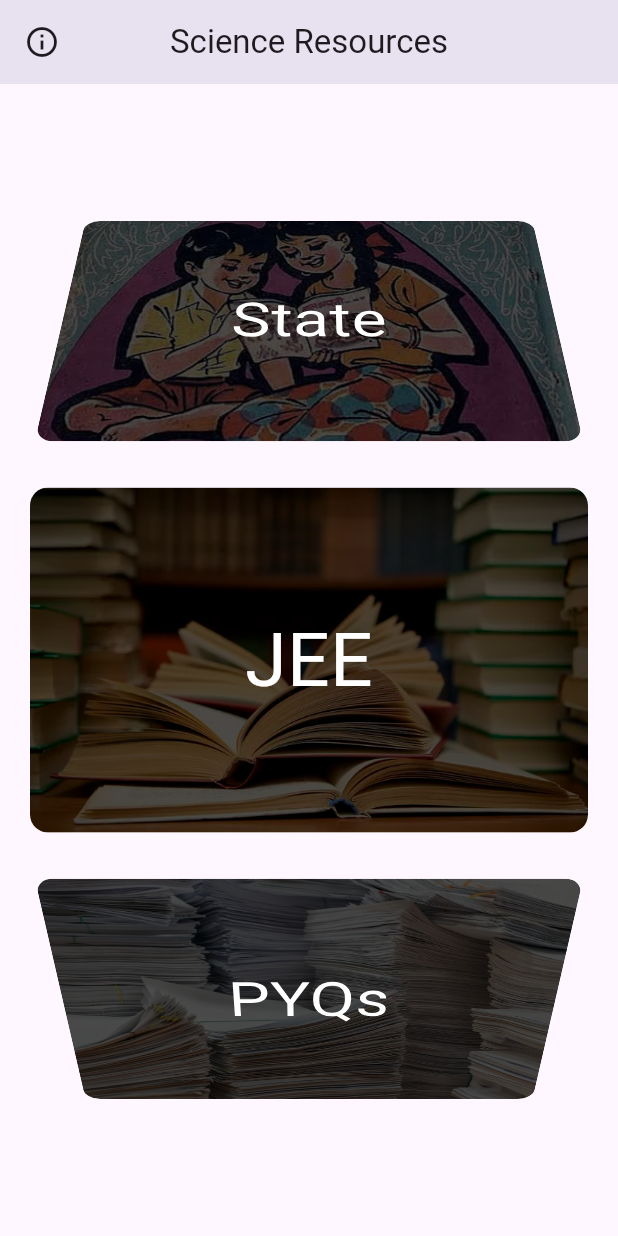
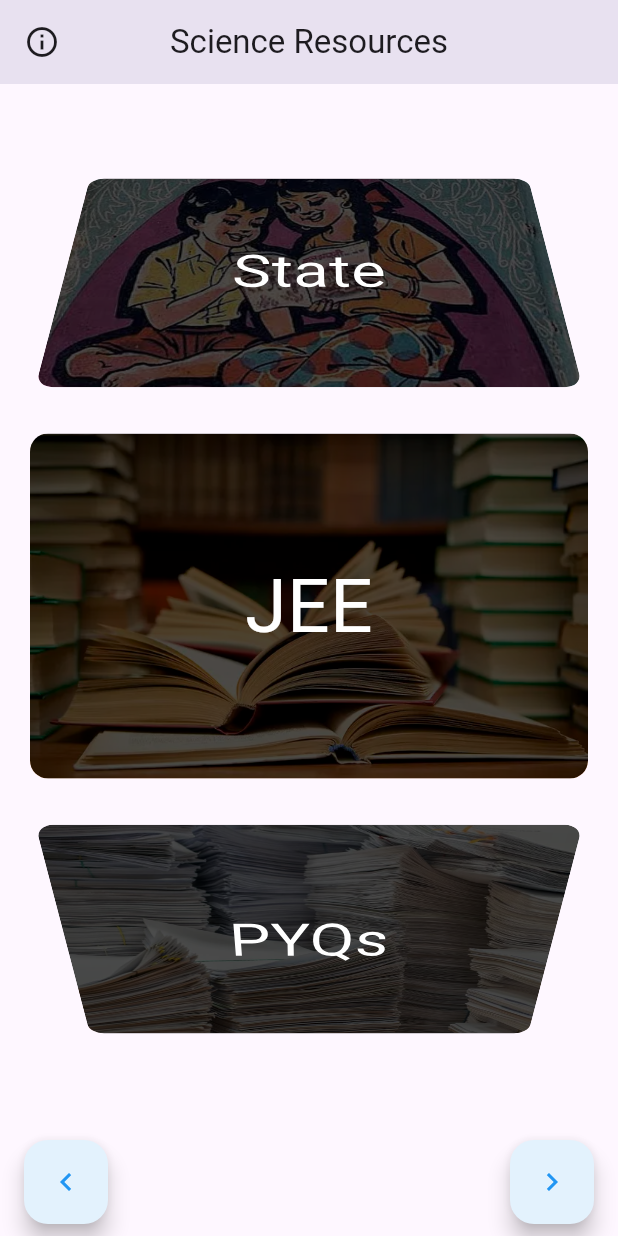
Before and after one commit to Avaneesh-Chopdekar/sci-res-app, a Flutter app: the screen it shows after launch, on a phone screen of 412 x 824 dp. Run offline on Flutter 3.47's test engine with Material 2 defaults, Android fonts, the light colour scheme and no system bars; missing offline and left inert: quick_actions.

Commit message:
Fixed List Wheel ScrollView for homepage

```diff
--- a/lib/components/big_card.dart
+++ b/lib/components/big_card.dart
@@ -1,13 +1,11 @@
 import 'package:flutter/material.dart';
 
 class BigCard extends StatelessWidget {
-  const BigCard(
-      {Key? key, required this.text, required this.page, required this.bgImage})
+  const BigCard({Key? key, required this.text, required this.bgImage})
       : super(key: key);
 
   final String text;
   final String bgImage;
-  final Widget page;
 
   @override
   Widget build(BuildContext context) {
@@ -16,18 +14,13 @@ class BigCard extends StatelessWidget {
           horizontal: MediaQuery.of(context).orientation == Orientation.portrait
               ? 20
               : 80,
-        vertical:
-            MediaQuery.of(context).orientation == Orientation.portrait ? 10 : 4,
+          vertical: MediaQuery.of(context).orientation == Orientation.portrait
+              ? 10
+              : 4,
         ),
         child: Material(
           borderRadius: BorderRadius.circular(12),
           clipBehavior: Clip.antiAliasWithSaveLayer,
-        child: InkWell(
-          splashColor: Colors.black38,
-          onTap: () {
-            Navigator.push(
-                context, MaterialPageRoute(builder: ((context) => page)));
-          },
           child: Ink.image(
             fit: BoxFit.cover,
             image: AssetImage(bgImage),
@@ -43,8 +36,6 @@ class BigCard extends StatelessWidget {
               ),
             ),
           ),
-        ),
-      ),
-    );
+        ));
   }
 }
--- a/lib/pages/homepage.dart
+++ b/lib/pages/homepage.dart
@@ -1,4 +1,3 @@
-import 'package:clickable_list_wheel_view/clickable_list_wheel_widget.dart';
 import 'package:flutter/material.dart';
 import 'package:quick_actions/quick_actions.dart';
 import 'jeebooks/jeebooks.dart';
@@ -16,6 +15,7 @@ class MyHomePage extends StatefulWidget {
 
 class _MyHomePageState extends State<MyHomePage> {
   late FixedExtentScrollController controller;
+  int currentIndex = 1;
   void initState() {
     super.initState();
     QuickActions().setShortcutItems([
@@ -59,47 +59,77 @@ class _MyHomePageState extends State<MyHomePage> {
               icon: const Icon(
                 Icons.info_outline,
               ))),
-      body: Center(
-        child: ClickableListWheelScrollView(
-          itemHeight: 250,
-          scrollController: controller,
-          onItemTapCallback: (index) {
-            if (index == 0)
-              Navigator.push(context,
-                  MaterialPageRoute(builder: ((context) => StateBoard())));
-            if (index == 1)
-              Navigator.push(context,
-                  MaterialPageRoute(builder: ((context) => JeeBooks())));
-            if (index == 2)
-              Navigator.push(
-                  context, MaterialPageRoute(builder: ((context) => PYQs())));
-          },
-          itemCount: 3,
+      body: Column(crossAxisAlignment: CrossAxisAlignment.center, children: [
+        Expanded(
+          child: Center(
+            child: GestureDetector(
+              onTap: () => currentIndex == 1
+                  ? Navigator.push(context,
+                      MaterialPageRoute(builder: (context) => JeeBooks()))
+                  : currentIndex == 2
+                      ? Navigator.push(context,
+                          MaterialPageRoute(builder: (context) => PYQs()))
+                      : Navigator.push(
+                          context,
+                          MaterialPageRoute(
+                              builder: (context) => StateBoard())),
               child: ListWheelScrollView(
                 controller: controller,
                 physics: FixedExtentScrollPhysics(),
-            onSelectedItemChanged: (index) {},
+                onSelectedItemChanged: (newValue) =>
+                    setState(() => currentIndex = newValue),
                 itemExtent: 250,
                 children: const [
                   BigCard(
                     text: 'State',
-                page: StateBoard(),
                     bgImage: 'assets/stateboard.webp',
                   ),
                   BigCard(
                     text: 'JEE',
-                page: JeeBooks(),
                     bgImage: 'assets/books.webp',
                   ),
                   BigCard(
                     text: 'PYQs',
-                page: PYQs(),
                     bgImage: 'assets/pyqs.webp',
                   ),
                 ],
               ),
             ),
           ),
+        ),
+        Padding(
+          padding: const EdgeInsets.symmetric(vertical: 8, horizontal: 16),
+          child: Row(
+            children: [
+              FloatingActionButton(
+                  backgroundColor: Colors.blue.shade50,
+                  onPressed: () => controller.selectedItem == 0
+                      ? Navigator.push(context,
+                          MaterialPageRoute(builder: (context) => StateBoard()))
+                      : controller.animateToItem(controller.selectedItem - 1,
+                          duration: Duration(seconds: 1),
+                          curve: Curves.easeInOut),
+                  child: Icon(
+                    Icons.chevron_left,
+                    color: Colors.blue,
+                  )),
+              Spacer(),
+              FloatingActionButton(
+                  backgroundColor: Colors.blue.shade50,
+                  onPressed: () => controller.selectedItem == 2
+                      ? Navigator.push(context,
+                          MaterialPageRoute(builder: (context) => PYQs()))
+                      : controller.animateToItem(controller.selectedItem + 1,
+                          duration: Duration(seconds: 1),
+                          curve: Curves.easeInOut),
+                  child: Icon(
+                    Icons.chevron_right,
+                    color: Colors.blue,
+                  )),
+            ],
+          ),
+        ),
+      ]),
     );
   }
 }
--- a/pubspec.yaml
+++ b/pubspec.yaml
@@ -37,7 +37,6 @@ dependencies:
   url_launcher: ^6.1.2
   flutter_native_splash: ^2.2.1
   quick_actions: ^0.6.0+11
-  clickable_list_wheel_view:
 
 dev_dependencies:
   flutter_test:
```
Lines whose indentation alone changed are shown as unchanged.
